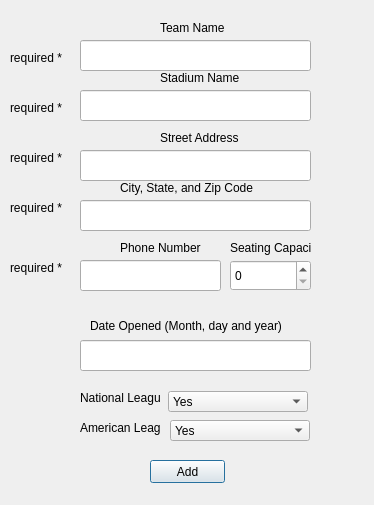
Above: addnewteam.ui from scottoberman/findingnemo before the change. Below: the same form after it.
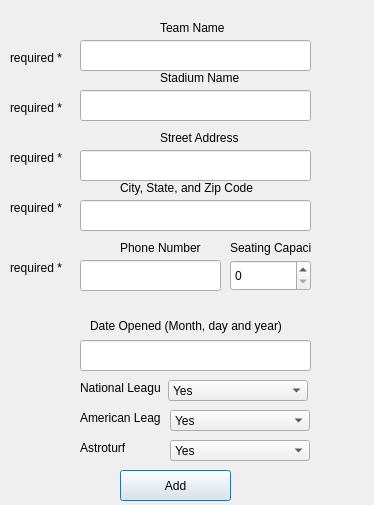
That is the form after the change.

The edit to the form file:
```diff
--- a/addnewteam.ui
+++ b/addnewteam.ui
@@ -118,7 +118,7 @@
    <property name="geometry">
     <rect>
      <x>80</x>
-     <y>390</y>
+     <y>380</y>
      <width>81</width>
      <height>16</height>
     </rect>
@@ -131,7 +131,7 @@
    <property name="geometry">
     <rect>
      <x>80</x>
-     <y>420</y>
+     <y>410</y>
      <width>81</width>
      <height>16</height>
     </rect>
@@ -144,7 +144,7 @@
    <property name="geometry">
     <rect>
      <x>168</x>
-     <y>391</y>
+     <y>380</y>
      <width>140</width>
      <height>21</height>
     </rect>
@@ -164,7 +164,7 @@
    <property name="geometry">
     <rect>
      <x>170</x>
-     <y>420</y>
+     <y>410</y>
      <width>140</width>
      <height>21</height>
     </rect>
@@ -183,10 +183,10 @@
   <widget class="QPushButton" name="pushButton">
    <property name="geometry">
     <rect>
-     <x>150</x>
-     <y>460</y>
-     <width>75</width>
-     <height>23</height>
+     <x>120</x>
+     <y>470</y>
+     <width>111</width>
+     <height>31</height>
     </rect>
    </property>
    <property name="text">
@@ -327,6 +327,39 @@
     </rect>
    </property>
   </widget>
+  <widget class="QLabel" name="label_12">
+   <property name="geometry">
+    <rect>
+     <x>80</x>
+     <y>440</y>
+     <width>81</width>
+     <height>16</height>
+    </rect>
+   </property>
+   <property name="text">
+    <string>Astroturf</string>
+   </property>
+  </widget>
+  <widget class="QComboBox" name="astroturf">
+   <property name="geometry">
+    <rect>
+     <x>170</x>
+     <y>440</y>
+     <width>140</width>
+     <height>21</height>
+    </rect>
+   </property>
+   <item>
+    <property name="text">
+     <string>Yes</string>
+    </property>
+   </item>
+   <item>
+    <property name="text">
+     <string>No</string>
+    </property>
+   </item>
+  </widget>
  </widget>
  <resources/>
  <connections/>
```
